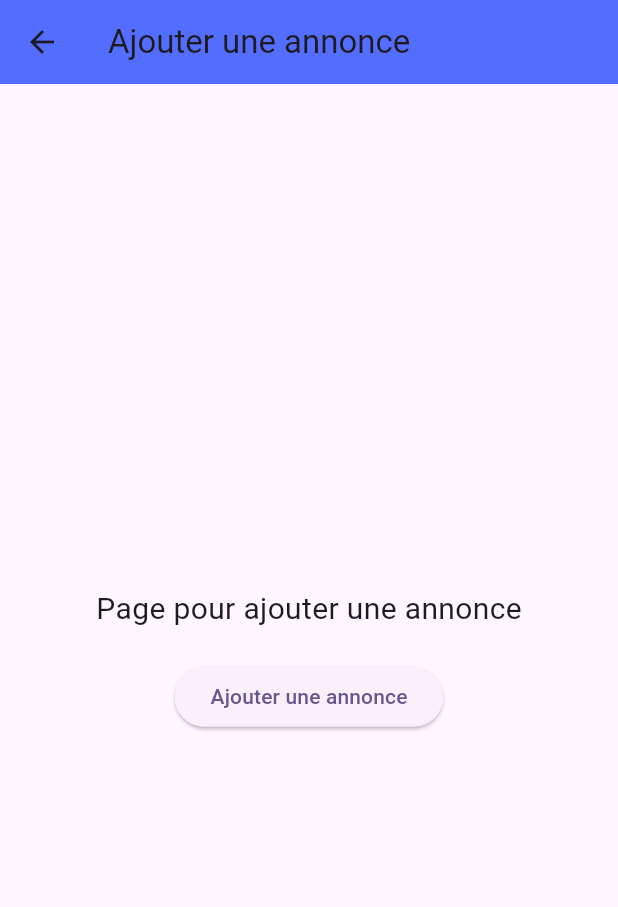
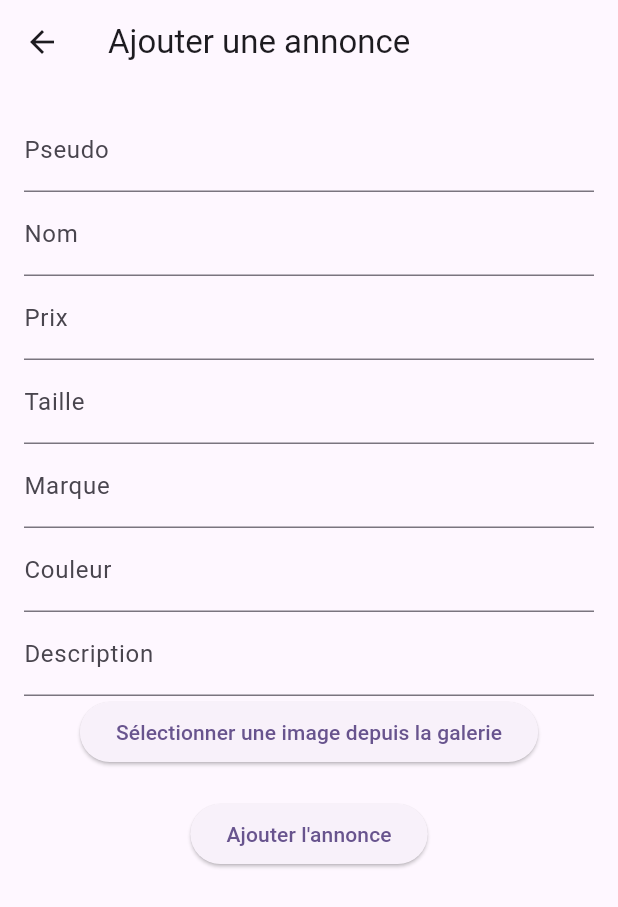
Before and after one commit to StyleSwapApp/StyleSwap-front, a Flutter app: the CreateAdPage screen opened directly, on a phone screen of 412 x 824 dp. Shown: the top 907 px of the screen. Run offline on Flutter 3.47's test engine with Material 3 defaults, Android fonts, the phone set to English and light mode, and no system bars; our stand-ins replace flutter_secure_storage, image_picker; accounts and stored records are empty.

```diff
--- a/lib/pages/create_ad_page.dart
+++ b/lib/pages/create_ad_page.dart
@@ -1,36 +1,177 @@
+import 'dart:convert';
+import 'dart:typed_data';
 import 'package:flutter/material.dart';
+import 'package:http/http.dart' as http;
+import 'package:http_parser/http_parser.dart';
+import 'package:flutter_secure_storage/flutter_secure_storage.dart';
+import 'package:image_picker/image_picker.dart';
+import 'package:path/path.dart';
 
-/// Page pour créer une annonce
-class CreateAdPage extends StatelessWidget {
+class CreateAdPage extends StatefulWidget {
   const CreateAdPage({super.key});
+
+  @override
+  _CreateAdPageState createState() => _CreateAdPageState();
+}
+
+class _CreateAdPageState extends State<CreateAdPage> {
+  final _storage = const FlutterSecureStorage();
+  final _pseudoController = TextEditingController();
+  final _nameController = TextEditingController();
+  final _priceController = TextEditingController();
+  final _sizeController = TextEditingController();
+  final _brandController = TextEditingController();
+  final _colorController = TextEditingController();
+  final _descriptionController = TextEditingController();
+  List<int> _imageData = [];
+
+  final ImagePicker _picker = ImagePicker();
+
+  // Récupérer le token d'authentification
+  Future<String?> _getToken() async {
+    return await _storage.read(key: 'auth_token');
+  }
+
+  // Soumettre l'annonce
+  Future<void> _submitAd(BuildContext context) async {
+    if (_imageData.isEmpty) {
+      ScaffoldMessenger.of(context).showSnackBar(
+        SnackBar(content: Text('Veuillez sélectionner une image')),
+      );
+      return;
+    }
+
+    final String url = 'http://127.0.0.1:8080/api/v1/articles/newArticle'; // Remplace par l'URL de ton API
+
+    // Récupérer le token d'authentification
+    String? token = await _getToken();
+
+    if (token == null || token.isEmpty) {
+      ScaffoldMessenger.of(context).showSnackBar(
+        SnackBar(content: Text('Token d\'authentification manquant')),
+      );
+      return;
+    }
+
+    // Préparer la requête multipart
+    var uri = Uri.parse(url);
+    var request = http.MultipartRequest('POST', uri);
+
+    // Ajouter les champs textuels
+    request.fields['pseudo_user'] = _pseudoController.text;
+    request.fields['name'] = _nameController.text;
+    request.fields['price'] = _priceController.text;
+    request.fields['size'] = _sizeController.text;
+    request.fields['brand'] = _brandController.text;
+    request.fields['color'] = _colorController.text;
+    request.fields['description'] = _descriptionController.text;
+
+    // Ajouter l'image sous forme de fichier
+    var imageFile = http.MultipartFile.fromBytes(
+      'image',
+      _imageData,
+      filename: 'image.jpg',
+      contentType: MediaType('image', 'jpeg'),
+    );
+
+    request.files.add(imageFile);
+
+    // Ajouter le token d'authentification
+    request.headers['Authorization'] = 'Bearer $token';
+
+    try {
+      final response = await request.send();
+
+      if (response.statusCode == 201) {
+        ScaffoldMessenger.of(context).showSnackBar(
+          SnackBar(content: Text('Annonce ajoutée avec succès!')),
+        );
+      } else {
+        print('Erreur lors de l\'ajout de l\'annonce : ${response.statusCode} - ${await response.stream.bytesToString()}');
+        ScaffoldMessenger.of(context).showSnackBar(
+          SnackBar(content: Text('Erreur lors de l\'ajout de l\'annonce')),
+        );
+      }
+    } catch (e) {
+      print('Erreur: $e');
+      ScaffoldMessenger.of(context).showSnackBar(
+        SnackBar(content: Text('Erreur de connexion au serveur')),
+      );
+    }
+  }
+
+  // Sélectionner l'image depuis la galerie
+  Future<void> _pickImageFromGallery() async {
+    try {
+      final XFile? pickedFile = await _picker.pickImage(source: ImageSource.gallery);
+
+      if (pickedFile != null) {
+        final imageBytes = await pickedFile.readAsBytes();
+        setState(() {
+          _imageData = imageBytes;
+        });
+      }
+    } catch (e) {
+      print("Erreur lors de la sélection de l'image: $e");
+    }
+  }
 
   @override
   Widget build(BuildContext context) {
     return Scaffold(
       appBar: AppBar(
         title: Text('Ajouter une annonce'),
-        backgroundColor: Colors.indigoAccent,
       ),
-      body: Center(
-        child: Padding(
+      body: Padding(
         padding: const EdgeInsets.all(16.0),
         child: Column(
-            mainAxisAlignment: MainAxisAlignment.center,
-            children: <Widget>[
-              Text(
-                'Page pour ajouter une annonce',
-                style: TextStyle(fontSize: 20),
+          children: [
+            TextField(
+              controller: _pseudoController,
+              decoration: InputDecoration(labelText: 'Pseudo'),
+            ),
+            TextField(
+              controller: _nameController,
+              decoration: InputDecoration(labelText: 'Nom'),
+            ),
+            TextField(
+              controller: _priceController,
+              decoration: InputDecoration(labelText: 'Prix'),
+              keyboardType: TextInputType.number,
+            ),
+            TextField(
+              controller: _sizeController,
+              decoration: InputDecoration(labelText: 'Taille'),
+            ),
+            TextField(
+              controller: _brandController,
+              decoration: InputDecoration(labelText: 'Marque'),
+            ),
+            TextField(
+              controller: _colorController,
+              decoration: InputDecoration(labelText: 'Couleur'),
+            ),
+            TextField(
+              controller: _descriptionController,
+              decoration: InputDecoration(labelText: 'Description'),
+            ),
+            ElevatedButton(
+              onPressed: _pickImageFromGallery,
+              child: Text('Sélectionner une image depuis la galerie'),
+            ),
+            if (_imageData.isNotEmpty)
+              Image.memory(
+                Uint8List.fromList(_imageData),
+                width: 100,
+                height: 100,
+                fit: BoxFit.cover,
               ),
             SizedBox(height: 20),
             ElevatedButton(
-                onPressed: () {
-                  // Action pour ajouter une annonce (exemple)
-                  print('Annonce ajoutée');
-                },
-                child: Text('Ajouter une annonce'),
+              onPressed: () => _submitAd(context), // Passer le BuildContext ici
+              child: Text('Ajouter l\'annonce'),
             ),
           ],
-          ),
         ),
       ),
     );
--- a/lib/pages/login_page.dart
+++ b/lib/pages/login_page.dart
@@ -29,7 +29,7 @@ class _LoginPageState extends State<LoginPage> {
 
       // Vous pouvez ajouter la logique de connexion ici
       // URL de ton API de connexion
-    final Uri url = Uri.parse('http://localhost:8080/api/v1/login/login'); // Remplace avec l'URL de ton API
+    final Uri url = Uri.parse('http://127.0.0.1:8080/api/v1/login/login'); // Remplace avec l'URL de ton API
 
     // Création du body de la requête
     final Map<String, dynamic> body = {
--- a/pubspec.yaml
+++ b/pubspec.yaml
@@ -32,6 +32,8 @@ dependencies:
   flutter:
     sdk: flutter
   http: ^0.13.0
+  image_picker: ^0.8.5+3
+  permission_handler: ^10.0.0
 
   # The following adds the Cupertino Icons font to your application.
   # Use with the CupertinoIcons class for iOS style icons.
```
Also changed, not shown: pubspec.lock, 5 other files. Lines whose indentation alone changed are shown as unchanged.
